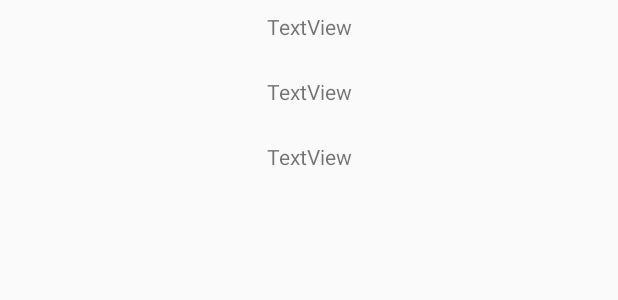
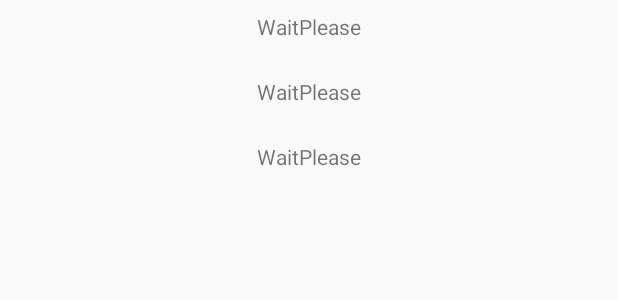
Before and after one commit to hk10nis/WeatherApp, an Android app: the layout activity_weather_info.xml on its own in the app's theme, with its tools: preview values and no code run, on a phone screen of 412 x 824 dp. Shown: the top 300 px of the screen. Run offline under Robolectric (Android 15) with nearby library versions, the phone set to English and light mode, and no system bars.

Commit message:
modified text view

```diff
--- a/app/src/main/res/layout/activity_weather_info.xml
+++ b/app/src/main/res/layout/activity_weather_info.xml
@@ -13,7 +13,7 @@
         android:layout_marginEnd="8dp"
         android:layout_marginStart="8dp"
         android:layout_marginTop="8dp"
-        android:text="TextView"
+        android:text="WaitPlease"
         app:layout_constraintEnd_toEndOf="parent"
         app:layout_constraintStart_toStartOf="parent"
         app:layout_constraintTop_toTopOf="parent" />
@@ -25,7 +25,7 @@
         android:layout_marginEnd="8dp"
         android:layout_marginStart="8dp"
         android:layout_marginTop="24dp"
-        android:text="TextView"
+        android:text="WaitPlease"
         app:layout_constraintEnd_toEndOf="parent"
         app:layout_constraintStart_toStartOf="parent"
         app:layout_constraintTop_toBottomOf="@+id/tvCityName" />
@@ -37,7 +37,7 @@
         android:layout_marginEnd="8dp"
         android:layout_marginStart="8dp"
         android:layout_marginTop="24dp"
-        android:text="TextView"
+        android:text="WaitPlease"
         app:layout_constraintEnd_toEndOf="parent"
         app:layout_constraintStart_toStartOf="parent"
         app:layout_constraintTop_toBottomOf="@+id/tvWeatherTelop" />
```
